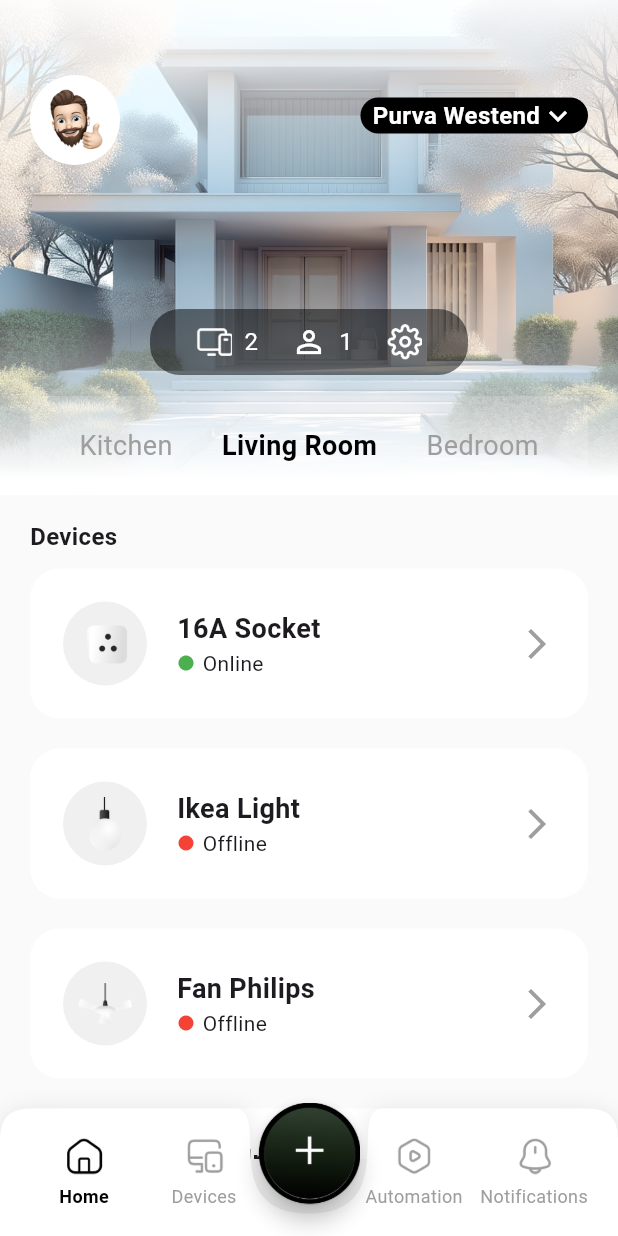
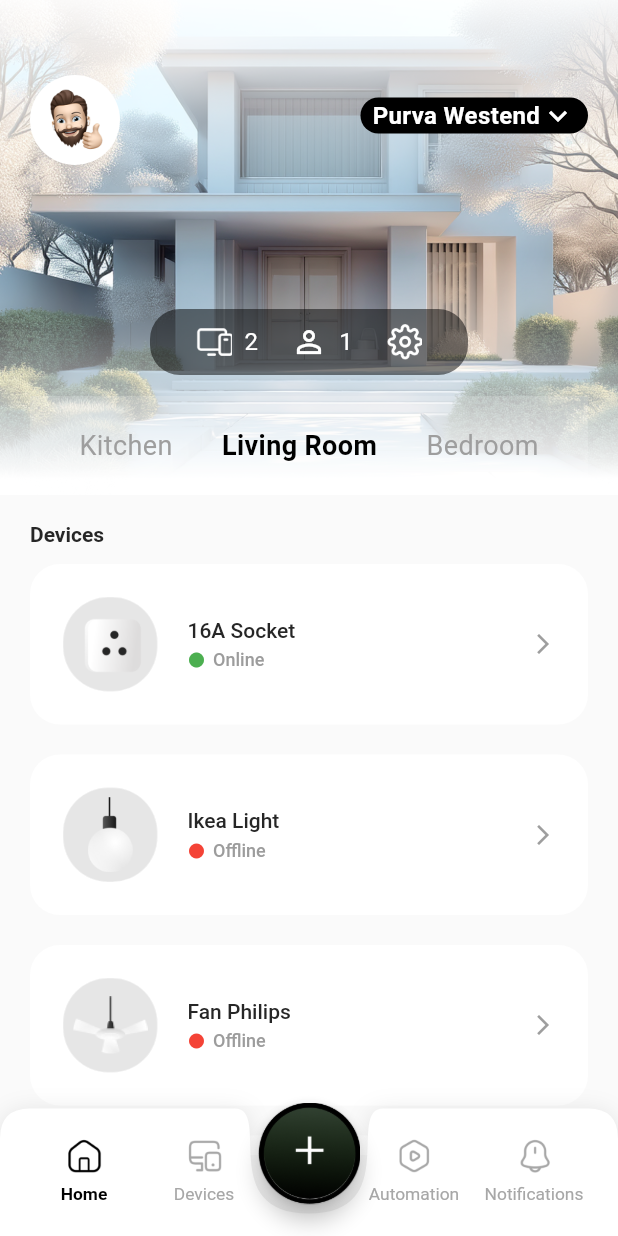
Before and after one commit to mohd-afid/machine_task, a Flutter app: the screen it shows after launch, on a phone screen of 412 x 824 dp. Run offline on Flutter 3.47's test engine with Material 3 defaults, Android fonts, the phone set to English and light mode, and no system bars.

Commit message:
design fix in bottom navigation bar

```diff
--- a/lib/presentation/screens/home_screen.dart
+++ b/lib/presentation/screens/home_screen.dart
@@ -34,7 +34,14 @@ class _HomeScreenState extends State<HomeScreen> {
             padding: EdgeInsets.symmetric(horizontal: 20.0),
             child: Text(
               'Devices',
-              style: TextStyle(fontSize: 16, fontWeight: FontWeight.bold),
+              style: TextStyle(
+                color: AppColors.fontColorBlack,
+                fontSize: 14,
+                fontFamily: 'Geist',
+                fontWeight: FontWeight.w600, // SemiBold weight
+                height: 1.43, // Line height 20/14 = 1.43
+                letterSpacing: 0.0, // 0% letter spacing
+              ),
             ),
           ),
            DeviceList(),
--- a/lib/presentation/widgets/custom_bottom_nav_bar.dart
+++ b/lib/presentation/widgets/custom_bottom_nav_bar.dart
@@ -45,7 +45,7 @@ class CustomBottomNavBar extends StatelessWidget {
 
   Widget _buildNavItem(String iconPath, String label, int index) {
     final isSelected = currentIndex == index;
-    final Color color = isSelected ? AppColors.black : AppColors.mediumGrey;
+    final Color color = isSelected ? AppColors.black : Color(0xFFA7A7A7);
     final FontWeight fontWeight = isSelected ? FontWeight.w600 : FontWeight.w400;
 
     return Expanded(
@@ -58,18 +58,21 @@ class CustomBottomNavBar extends StatelessWidget {
           children: [
             Image.asset(
               iconPath,
-              height: 26,
-              width: 26,
+              height: 24,
+              width: 24,
               color: color,
             ),
             const SizedBox(height: 6),
             Text(
               label,
-              style: TextStyle(
-                color: color,
-                fontSize: 12,
-                fontWeight: fontWeight,
-              ),
+             style: TextStyle(
+              color: color,
+              fontSize: 11.6,
+              fontFamily: 'Geist',
+              fontWeight: fontWeight, // SemiBold weight
+              height: 1.43, // Line height 20/14 = 1.43
+              letterSpacing: 0.0, // 0% letter spacing
+            ),
             ),
           ],
         ),
--- a/lib/presentation/widgets/device_list_item.dart
+++ b/lib/presentation/widgets/device_list_item.dart
@@ -23,12 +23,19 @@ class DeviceListItem extends StatelessWidget {
       child: Row(
         children: [
           Container(
-            padding: const EdgeInsets.all(10),
+            width: 63,
+            height: 63,
             decoration: BoxDecoration(
-              color: AppColors.softGrey,
-              borderRadius: BorderRadius.circular(50),
+              color: const Color(0xFFE6E6E6), // Fill color from Figma
+              borderRadius: BorderRadius.circular(30), // Corner radius 0 from Figma
+              border: Border.all(
+                color: Colors.white.withOpacity(0.92), // Stroke color with 92% opacity
+                width: 0.25, // Stroke weight 0.25 from Figma
+              ),
             ),
-            child: _getDeviceIcon(device.icon),
+            child: Center(
+              child: _getDeviceIcon(device.icon),
+            ),
           ),
           const SizedBox(width: 20),
           Column(
@@ -36,7 +43,14 @@ class DeviceListItem extends StatelessWidget {
             children: [
               Text(
                 device.name,
-                style: const TextStyle(fontSize: 18, fontWeight: FontWeight.bold),
+                style: TextStyle(
+                  color: AppColors.fontColorBlack,
+                  fontSize: 14,
+                  fontFamily: 'Geist',
+                  fontWeight: FontWeight.w500, // Medium weight
+                  height: 1.5, // Line height 18/12 = 1.5
+                  letterSpacing: 0.0, // 0% letter spacing
+                ),
               ),
               Row(
                 children: [
@@ -46,13 +60,23 @@ class DeviceListItem extends StatelessWidget {
                     size: 12,
                   ),
                   const SizedBox(width: 5),
-                  Text(device.isOnline ? 'Online' : 'Offline'),
+                  Text(
+                    device.isOnline ? 'Online' : 'Offline',
+                    style: TextStyle(
+                      color: AppColors.fontColorGrey,
+                      fontSize: 12,
+                      fontFamily: 'Geist',
+                      fontWeight: FontWeight.w500, // Medium weight
+                      height: 1.5, // Line height 18/12 = 1.5
+                      letterSpacing: 0.0, // 0% letter spacing
+                    ),
+                  ),
                 ],
               ),
             ],
           ),
           const Spacer(),
-          const Icon(Icons.arrow_forward_ios, color: AppColors.grey),
+          const Icon(Icons.arrow_forward_ios, color: AppColors.grey,size:16 ,),
         ],
       ),
     );
@@ -73,6 +97,6 @@ class DeviceListItem extends StatelessWidget {
       default:
         return Icon(Icons.power, color: AppColors.darkGrey);
     }
-    return Image.asset(imagePath, width: 36, height: 36);
+    return Image.asset(imagePath, width: 50, height: 50);
   }
 }
--- a/lib/utils/constants/colors.dart
+++ b/lib/utils/constants/colors.dart
@@ -14,12 +14,14 @@ class AppColors {
   static const Color onlineBorder = Colors.blue;
 
   // Neutral Shades
-  static const Color black = Colors.black;
+  static const Color black = Color(0xFF000000);
   static const Color white = Colors.white;
   static const Color transparent = Colors.transparent;
 
   // Greys
   static const Color grey = Colors.grey;
+  static const Color fontColorGrey = Color(0xFF9C9C9C);
+  static const Color fontColorBlack = Color(0xFF262626);
   static const Color lightGrey = Color(0xFFFAFAFA); // Scaffold background
   static const Color softGrey = Color(0xFFF0F0F0); // Container background
   static const Color mediumGrey = Color(0xFF9E9E9E); // Unselected icon/text
```
